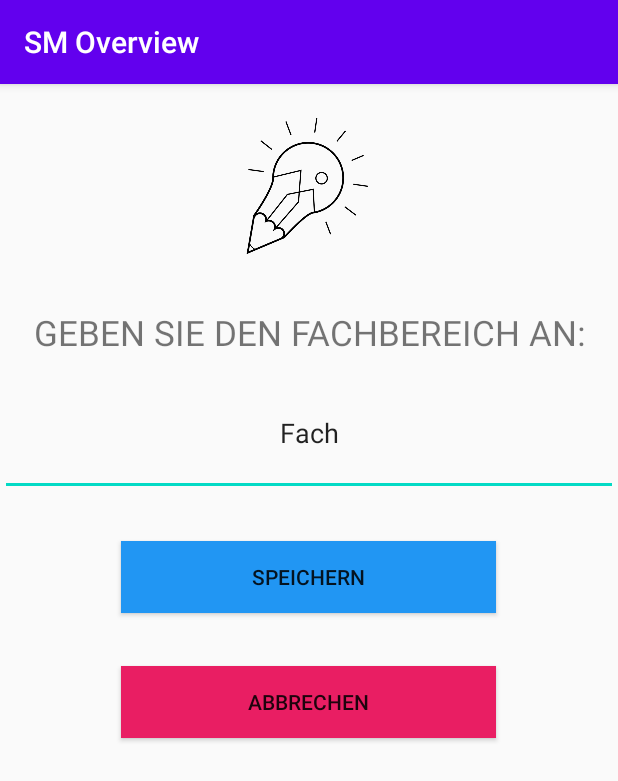
After one commit to reza-foroushani/SM-Overview, an Android app: the Bachelor_Add_Fach screen opened directly, with no data from a screen before it, on a phone screen of 412 x 824 dp. The commit adds this screen. Shown: the top 781 px of the screen. Run offline under Robolectric (Android 15) with nearby library versions, the phone set to English and light mode, and no system bars.

Commit message:
View von Fach ||   Hinzufügen || Design

```diff
--- a/app/src/main/AndroidManifest.xml
+++ b/app/src/main/AndroidManifest.xml
@@ -9,6 +9,7 @@
         android:roundIcon="@mipmap/ic_launcher_round"
         android:supportsRtl="true"
         android:theme="@style/AppTheme">
+        <activity android:name=".Bachelor_Add_Fach"></activity>
         <activity android:name=".MasterIntent" />
         <activity android:name=".BachelorIntent" />
         <activity android:name=".MainBachelorActivity">
--- a/app/src/main/java/de/hskl/smoverview/BachelorIntent.java
+++ b/app/src/main/java/de/hskl/smoverview/BachelorIntent.java
@@ -2,12 +2,18 @@ package de.hskl.smoverview;
 
 import androidx.appcompat.app.AppCompatActivity;
 
+import android.content.Intent;
 import android.os.Bundle;
+import android.view.ActionMode;
+import android.view.View;
 import android.widget.TextView;
 
-public class BachelorIntent extends AppCompatActivity {
+import com.google.android.material.floatingactionbutton.FloatingActionButton;
+
+public class BachelorIntent extends AppCompatActivity implements View.OnClickListener{
 
     TextView ausgabe;
+    FloatingActionButton addButton;
 
     @Override
     protected void onCreate(Bundle savedInstanceState) {
@@ -15,7 +21,18 @@ public class BachelorIntent extends AppCompatActivity {
         setContentView(R.layout.bachelor_bachelor);
 
         ausgabe = findViewById(R.id.TEXT_VIEW_BACHELOR);
+        addButton = findViewById(R.id.ADD_BUTTEN);
+
+    }
+
+    @Override
+    public void onClick(View view) {
 
 
+        if(view.getId() == addButton.getId())
+        {
+            Intent intentOfAddFach = new Intent(this,Bachelor_Add_Fach.class);
+            startActivity(intentOfAddFach);
+        }
     }
 }
--- /dev/null
+++ b/app/src/main/java/de/hskl/smoverview/Bachelor_Add_Fach.java
@@ -0,0 +1,39 @@
+package de.hskl.smoverview;
+
+import androidx.appcompat.app.AppCompatActivity;
+
+import android.content.Intent;
+import android.os.Bundle;
+import android.view.View;
+import android.widget.Button;
+import android.widget.EditText;
+
+public class Bachelor_Add_Fach extends AppCompatActivity implements View.OnClickListener{
+
+    EditText addEditText;
+    Button addSpeichernButton;
+    Button addAbbrechenButton;
+
+    @Override
+    protected void onCreate(Bundle savedInstanceState) {
+        super.onCreate(savedInstanceState);
+        setContentView(R.layout.bachelor_add_fach);
+
+        addEditText = findViewById(R.id.ADD_TEXT_INPUT);
+        addSpeichernButton = findViewById(R.id.ADD_SPEICHERN_BUTTON);
+        addAbbrechenButton = findViewById(R.id.ADD_ABBRECHEN_BUTTON);
+        addEditText.setOnClickListener(this);
+        addSpeichernButton.setOnClickListener(this);
+        addAbbrechenButton.setOnClickListener(this);
+    }
+
+    @Override
+    public void onClick(View view) {
+
+        if(view.getId() == addAbbrechenButton.getId())
+        {
+            Intent intentOfHomeViewFach = new Intent(this,BachelorIntent.class);
+            startActivity(intentOfHomeViewFach);
+        }
+    }
+}
--- /dev/null
+++ b/app/src/main/res/layout/bachelor_add_fach.xml
@@ -0,0 +1,57 @@
+<?xml version="1.0" encoding="utf-8"?>
+<LinearLayout xmlns:android="http://schemas.android.com/apk/res/android"
+    xmlns:app="http://schemas.android.com/apk/res-auto"
+    xmlns:tools="http://schemas.android.com/tools"
+    android:layout_width="wrap_content"
+    android:layout_height="match_parent"
+    android:orientation="vertical"
+    tools:context=".Bachelor_Add_Fach">
+
+    <ImageView
+        android:id="@+id/ADD_IMAGE"
+        android:layout_width="wrap_content"
+        android:layout_height="100dp"
+        android:layout_gravity="center_horizontal"
+        android:layout_margin="20dp"
+        app:srcCompat="@drawable/icon_4017417_640" />
+
+    <TextView
+        android:id="@+id/ADD_TEXTVIEW"
+        android:layout_width="match_parent"
+        android:layout_height="50dp"
+        android:gravity="center"
+        android:padding="10dp"
+        android:text="GEBEN SIE DEN FACHBEREICH AN:"
+        android:textAllCaps="true"
+        android:textSize="23sp" />
+
+    <EditText
+        android:id="@+id/ADD_TEXT_INPUT"
+        android:layout_width="match_parent"
+        android:layout_height="wrap_content"
+        android:layout_gravity="center_horizontal"
+        android:ems="10"
+        android:gravity="center"
+        android:inputType="textPersonName"
+        android:padding="30dp"
+        android:text="Fach" />
+
+    <Button
+        android:id="@+id/ADD_SPEICHERN_BUTTON"
+        android:layout_width="250dp"
+        android:layout_height="wrap_content"
+        android:layout_gravity="center_horizontal|center_vertical"
+        android:layout_margin="30dp"
+        android:background="#2196F3"
+        android:text="Speichern" />
+
+    <Button
+        android:id="@+id/ADD_ABBRECHEN_BUTTON"
+        android:layout_width="250dp"
+        android:layout_height="wrap_content"
+        android:layout_gravity="center|center_horizontal"
+        android:layout_margin="5dp"
+        android:background="#E91E63"
+        android:text="Abbrechen" />
+
+</LinearLayout>
--- a/app/src/main/res/layout/bachelor_bachelor.xml
+++ b/app/src/main/res/layout/bachelor_bachelor.xml
@@ -15,8 +15,9 @@
         android:layout_height="wrap_content"
         android:layout_gravity="bottom|end"
         android:clickable="true"
+        android:onClick="onClick"
+
         android:scrollbarSize="20sp"
-
         android:src="@drawable/add"
         app:backgroundTint="#89CAC4"
         app:fabSize="auto"
```
Also changed, not shown: app/src/main/res/drawable/icon_4017417_640.png (added).
